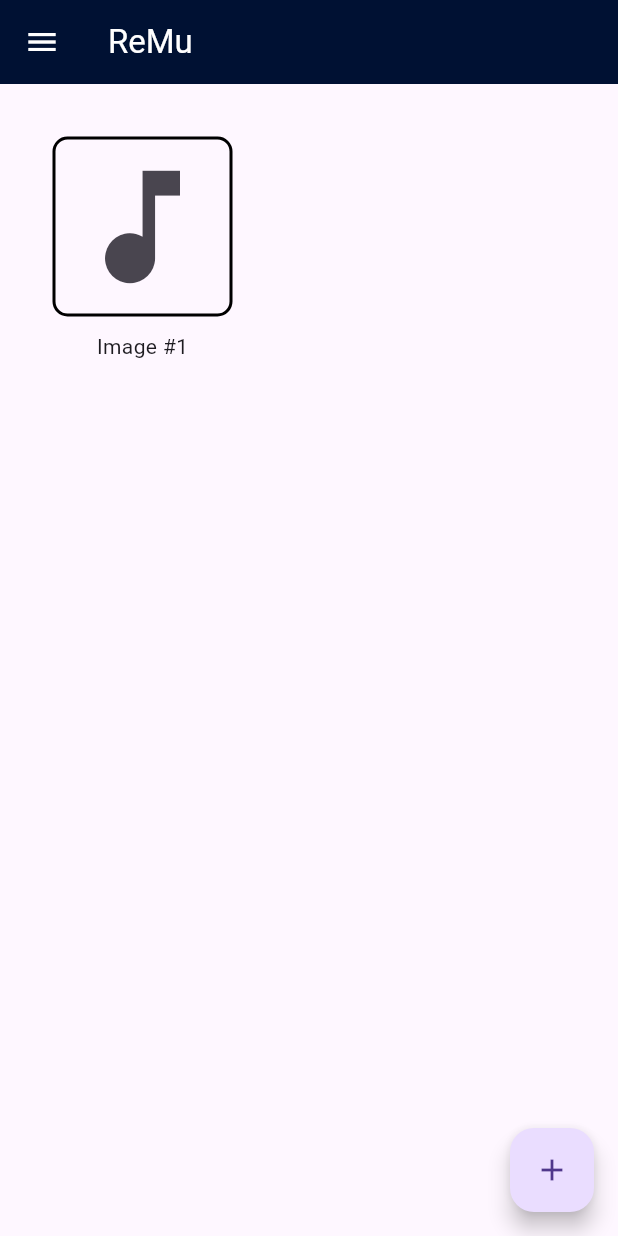
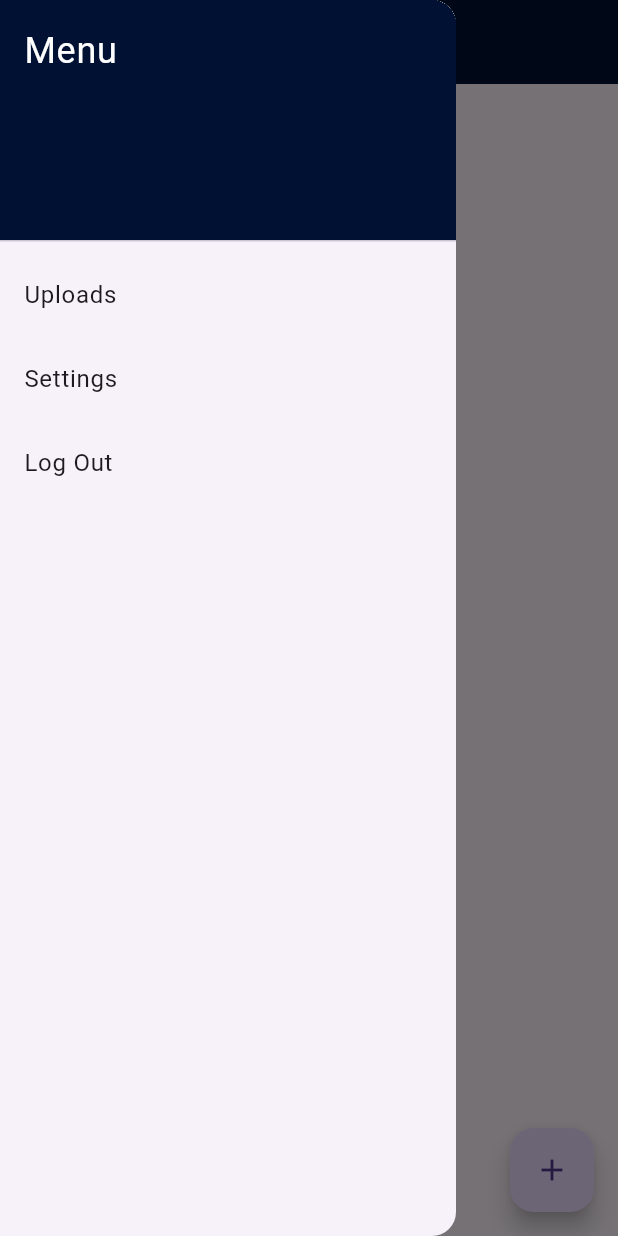
Before and after one commit to gadhiaeesha/capstone, a Flutter app: the screen it shows after launch, after a tap on the "menu" icon, on a phone screen of 412 x 824 dp. Run offline on Flutter 3.47's test engine with Material 3 defaults, Android fonts, the phone set to English and light mode, and no system bars; our stand-ins replace image_picker, permission_handler; network calls fail.

Commit message:
Side Menu

```diff
--- a/frontend/lib/Pages/home_page.dart
+++ b/frontend/lib/Pages/home_page.dart
@@ -1,11 +1,16 @@
-// ignore_for_file: sized_box_for_whitespace, duplicate_ignore, unnecessary_this
+// ignore_for_file: sized_box_for_whitespace, duplicate_ignore, unnecessary_this, avoid_print
 
+import 'dart:convert';
 import 'dart:io';
 
 import 'package:flutter/material.dart';
+import 'package:frontend/Constants/api.dart';
+import 'package:frontend/Models/image.dart';
 import 'package:frontend/Pages/image_page.dart';
 import 'package:frontend/Pages/upload_page.dart';
 import 'package:frontend/Widgets/app_bar.dart';
+import 'package:frontend/Widgets/image_container.dart';
+import 'package:http/http.dart' as http;
 import 'package:image_picker/image_picker.dart';
 import 'package:permission_handler/permission_handler.dart';
 //import 'package:frontend/Models/image.dart';
@@ -20,10 +25,7 @@ class HomePage extends StatefulWidget {
 
 class _HomePageState extends State<HomePage> {
   bool isLoading = true;
-
-  //need a function to upload image file to backend
-
-  //need a function to receive data from backend and display
+  List<Images> myImages = [];
 
   // As of right now, image picked from gallery is displayed, but only after exiting and re-opening modalBottomSheet
   File? _image;
@@ -36,7 +38,7 @@ class _HomePageState extends State<HomePage> {
 
       final imageTemp = File(image.path);
 
-      setState(() {
+      setState(() { //figure out why state is not being updated immediately in app
         _image = imageTemp;
       });
     }
@@ -117,10 +119,71 @@ class _HomePageState extends State<HomePage> {
     );
   }
 
+  void fetchData() async {
+    try {
+      http.Response response = await http.get(Uri.parse(api));
+      var data = json.decode(response.body);
+      data.forEach((image) {
+        Images i = Images(
+          id: image['id'],
+          title: image['title'],
+        );
+        myImages.add(i);
+      });
+      print(myImages.length);
+      setState(() {
+        isLoading = false;
+      });
+    } catch (e) {
+      print("Error is $e");
+    }
+  }
+
+  void _postData({String title = ""}) async {
+    try {
+      http.Response response = await http.post(
+        Uri.parse(api),
+        headers: <String, String>{
+          'Content-Type': 'application/json; charset=UTF-8',
+        },
+        body: jsonEncode(<String, dynamic>{
+          "title": title,
+        }),
+      );
+      if (response.statusCode == 201) {
+        setState(() {
+          myImages = [];
+        });
+        fetchData();
+      } else {
+        print("Something went wrong");
+      }
+    } catch (e) {
+      print("Error is $e");
+    }
+  }
+
+  @override
+  void initState() {
+    fetchData();
+    super.initState();
+  }
+
   @override
   Widget build(BuildContext context) {
     return Scaffold(
-      appBar: customAppBar(),
+      appBar: CustomAppBar(
+        onMenuItemClicked: (menuItem) {
+          // Handle menu item click here
+          print('Clicked on: $menuItem');
+        },
+      ),
+      drawer: SideMenu(
+        onMenuItemClicked: (menuItem) {
+          // Handle menu item click here
+          print('Clicked on: $menuItem');
+        },
+      ),
       body: SingleChildScrollView(
         child: Padding(
           padding: const EdgeInsets.all(35.0),
@@ -161,27 +224,3 @@ class _HomePageState extends State<HomePage> {
     );
   }
 }
-
-// ignore: non_constant_identifier_names
-Widget CustomButton({
-  required String title,
-  required IconData icon,
-  required VoidCallback onClick,
-}) {
-  // ignore: sized_box_for_whitespace
-  return Container(
-    width: 280,
-    child: ElevatedButton(
-      onPressed: () => {},
-      child: Row(
-        children: [
-          Icon(icon),
-          const SizedBox(
-            width: 20,
-          ),
-          Text(title)
-        ],
-      )
-    ),
-  );
-}
--- a/frontend/lib/Widgets/app_bar.dart
+++ b/frontend/lib/Widgets/app_bar.dart
@@ -1,25 +1,86 @@
+// ignore_for_file: prefer_const_constructors
+
 import 'package:flutter/material.dart';
 
+class CustomAppBar extends StatelessWidget implements PreferredSizeWidget {
+  final Function(String) onMenuItemClicked;
 
-AppBar customAppBar() {
+  const CustomAppBar({super.key, required this.onMenuItemClicked});
+
+  @override
+  Widget build(BuildContext context) {
     return AppBar(
-    //centerTitle: true,
       title: const Text(
         "ReMu",
         style: TextStyle(
           color: Colors.white,
-      )
+        ),
       ),
       leading: IconButton(
         onPressed: () {
-        // Add functionality for the menu button here
+          // Open the drawer when the menu icon is pressed
+          Scaffold.of(context).openDrawer();
         },
-      icon: const Icon(
+        icon: Icon(
           Icons.menu,
-        color: Colors.white, // Set the color of the menu icon to white
+          color: Colors.white,
         ),
       ),
       elevation: 0.0,
       backgroundColor: const Color(0xFF001133),
     );
   }
+
+  @override
+  Size get preferredSize => Size.fromHeight(kToolbarHeight);
+}
+
+class SideMenu extends StatelessWidget {
+  final Function(String) onMenuItemClicked;
+
+  const SideMenu({super.key, required this.onMenuItemClicked});
+
+  @override
+  Widget build(BuildContext context) {
+    return Drawer(
+      child: ListView(
+        padding: EdgeInsets.zero,
+        children: <Widget>[
+          DrawerHeader(
+            decoration: BoxDecoration(
+              color: const Color(0xFF001133),
+            ),
+            child: Text(
+              'Menu',
+              style: TextStyle(
+                color: Colors.white,
+                fontSize: 24,
+              ),
+            ),
+          ),
+          ListTile(
+            title: Text('Uploads'),
+            onTap: () {
+              onMenuItemClicked('Uploads');
+              Navigator.pop(context); // Close the drawer
+            },
+          ),
+          ListTile(
+            title: Text('Settings'),
+            onTap: () {
+              onMenuItemClicked('Settings');
+              Navigator.pop(context); // Close the drawer
+            },
+          ),
+          ListTile(
+            title: Text('Log Out'),
+            onTap: () {
+              onMenuItemClicked('Log Out');
+              Navigator.pop(context); // Close the drawer
+            },
+          ),
+        ],
+      ),
+    );
+  }
+}
```
Lines whose indentation alone changed are shown as unchanged.
